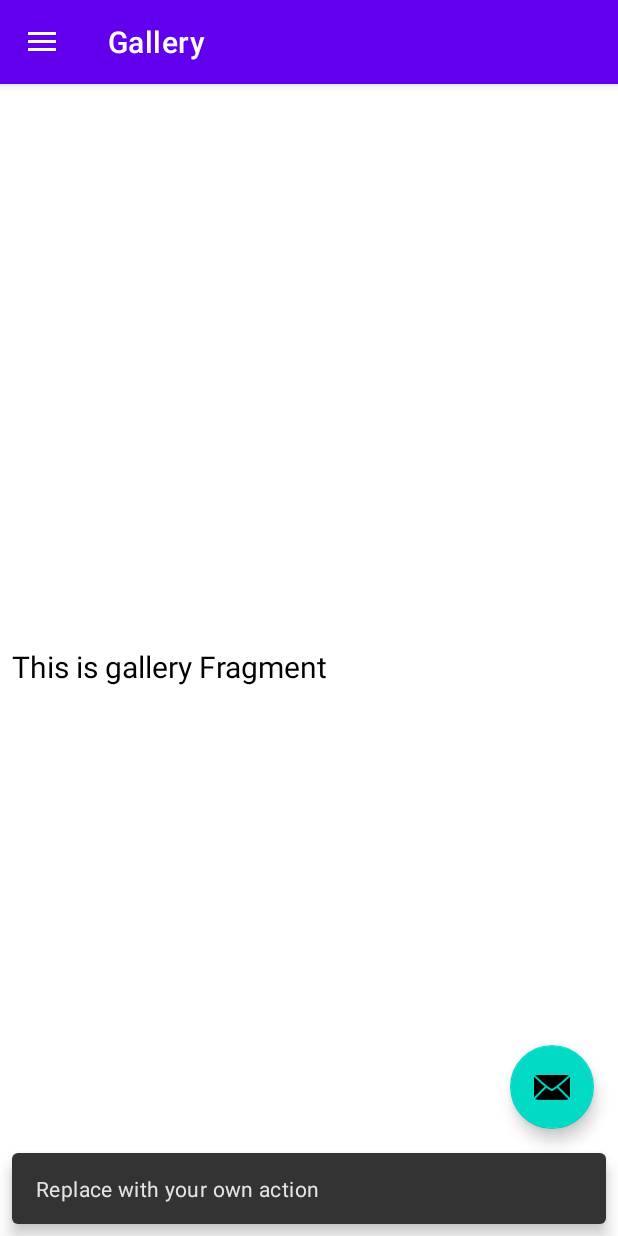
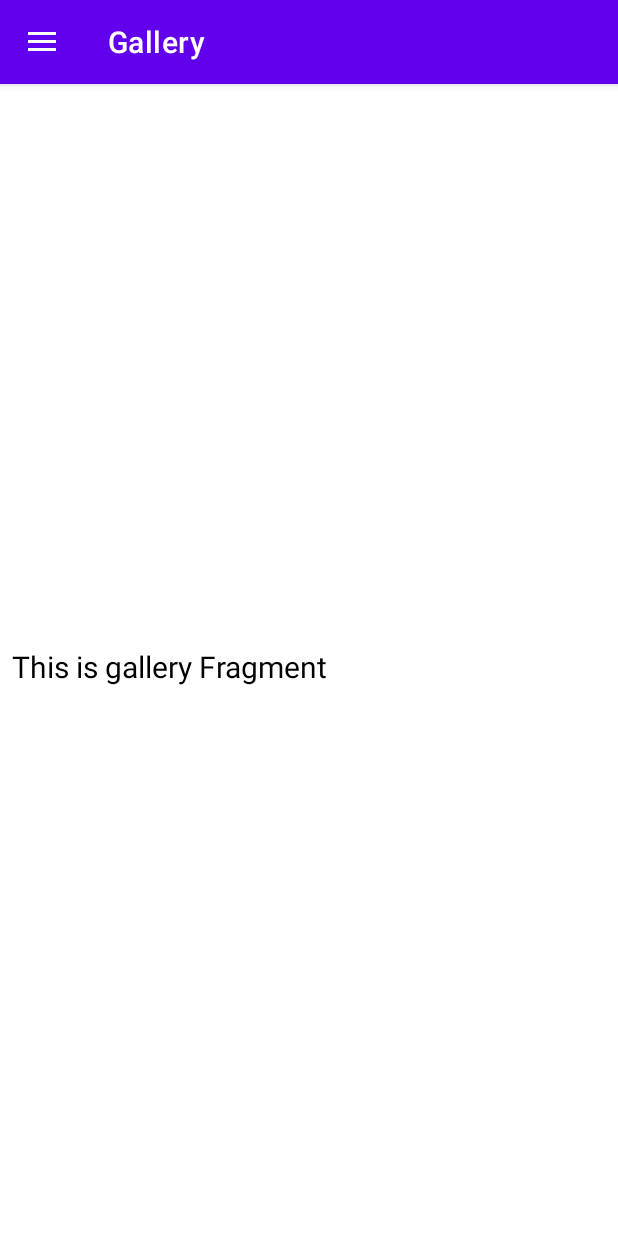
Before and after one commit to jb-github123/AQIMonitor, an Android app: the screen it shows after launch (MainActivity), in the side drawer, after a tap on "Gallery", on a phone screen of 412 x 824 dp. Run offline under Robolectric (Android 15) with nearby library versions, the phone set to English and light mode, and no system bars; our stand-ins replace Room's generated code, navigation-ui.

Commit message:
fab removed from MainActivity.kt

```diff
--- a/app/src/main/java/com/example/aqimonitor/MainActivity.kt
+++ b/app/src/main/java/com/example/aqimonitor/MainActivity.kt
@@ -24,11 +24,11 @@ class MainActivity : AppCompatActivity() {
         val toolbar: Toolbar = findViewById(R.id.toolbar)
         setSupportActionBar(toolbar)
 
-        val fab: FloatingActionButton = findViewById(R.id.fab)
+        /*val fab: FloatingActionButton = findViewById(R.id.fab)
         fab.setOnClickListener { view ->
             Snackbar.make(view, "Replace with your own action", Snackbar.LENGTH_LONG)
                     .setAction("Action", null).show()
-        }
+        }*/
 
         val drawerLayout: DrawerLayout = findViewById(R.id.drawer_layout)
         val navView: NavigationView = findViewById(R.id.nav_view)
--- a/app/src/main/res/layout/app_bar_main.xml
+++ b/app/src/main/res/layout/app_bar_main.xml
@@ -22,12 +22,12 @@
 
     <include layout="@layout/content_main" />
 
-    <com.google.android.material.floatingactionbutton.FloatingActionButton
+    <!--<com.google.android.material.floatingactionbutton.FloatingActionButton
         android:id="@+id/fab"
         android:layout_width="wrap_content"
         android:layout_height="wrap_content"
         android:layout_gravity="bottom|end"
         android:layout_margin="@dimen/fab_margin"
-        app:srcCompat="@android:drawable/ic_dialog_email" />
+        app:srcCompat="@android:drawable/ic_dialog_email" />-->
 
 </androidx.coordinatorlayout.widget.CoordinatorLayout>
```
